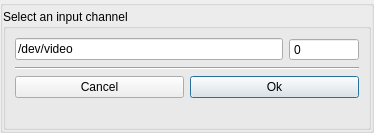
Old version of the form src/display/qt/dialogs/ui/linux_device_selector_dialog.ui in the repository mrehkopf/vcs.
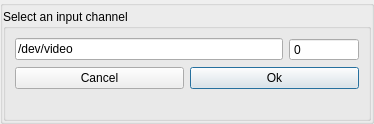
New version of the form.

Commit message: gui/dialogs: Remove a few unnecessary horizontal separators

```diff
--- a/src/display/qt/dialogs/ui/linux_device_selector_dialog.ui
+++ b/src/display/qt/dialogs/ui/linux_device_selector_dialog.ui
@@ -7,7 +7,7 @@
     <x>0</x>
     <y>0</y>
     <width>374</width>
-    <height>133</height>
+    <height>124</height>
    </rect>
   </property>
   <property name="windowTitle">
@@ -101,13 +101,6 @@
            </item>
           </layout>
          </item>
-         <item>
-          <widget class="Line" name="line">
-           <property name="orientation">
-            <enum>Qt::Horizontal</enum>
-           </property>
-          </widget>
-         </item>
          <item>
           <layout class="QHBoxLayout" name="horizontalLayout_2">
            <item>
```
The commit also changes 1 other file.
